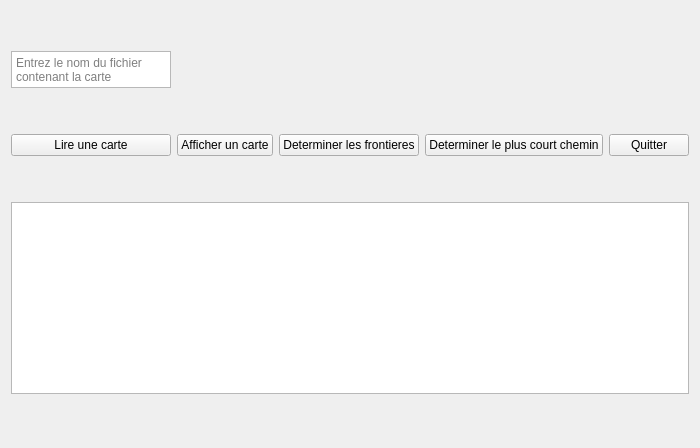
First picture: the form in TP_LOG2810_Qt/Exploration du monde.ui, repository CharlesTousignant/LOG2810TP, before the edit.
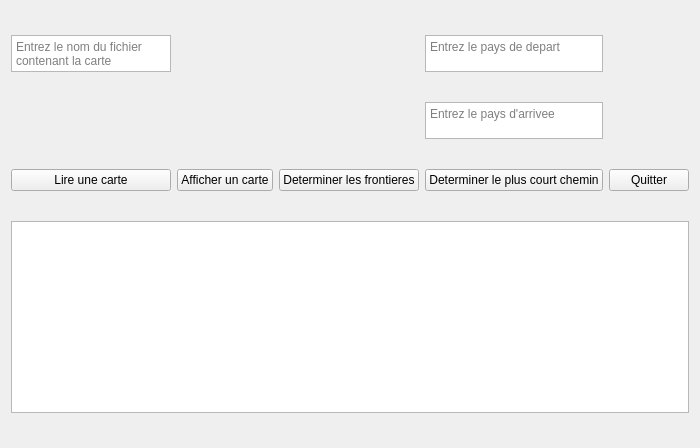
Second picture: the form after the edit.

```diff
--- a/TP_LOG2810_Qt/Exploration du monde.ui
+++ b/TP_LOG2810_Qt/Exploration du monde.ui
@@ -14,14 +14,47 @@
    <string>Form</string>
   </property>
   <layout class="QGridLayout" name="gridLayout">
-   <item row="2" column="3">
-    <widget class="QPushButton" name="DeterminerFrontieres">
+   <item row="3" column="5">
+    <widget class="QPushButton" name="Quitter">
      <property name="text">
-      <string>Determiner les frontieres</string>
+      <string>Quitter</string>
      </property>
     </widget>
    </item>
-   <item row="3" column="1" colspan="5">
+   <item row="3" column="2">
+    <widget class="QPushButton" name="AfficherCarte">
+     <property name="text">
+      <string>Afficher un carte</string>
+     </property>
+    </widget>
+   </item>
+   <item row="3" column="4">
+    <widget class="QPushButton" name="PlusCourtChemin">
+     <property name="text">
+      <string>Determiner le plus court chemin</string>
+     </property>
+    </widget>
+   </item>
+   <item row="1" column="1">
+    <widget class="QTextEdit" name="textEdit">
+     <property name="sizePolicy">
+      <sizepolicy hsizetype="Expanding" vsizetype="Preferred">
+       <horstretch>0</horstretch>
+       <verstretch>0</verstretch>
+      </sizepolicy>
+     </property>
+     <property name="maximumSize">
+      <size>
+       <width>16777215</width>
+       <height>37</height>
+      </size>
+     </property>
+     <property name="placeholderText">
+      <string>Entrez le nom du fichier contenant la carte</string>
+     </property>
+    </widget>
+   </item>
+   <item row="4" column="1" colspan="5">
     <widget class="QTextBrowser" name="textBrowser">
      <property name="sizePolicy">
       <sizepolicy hsizetype="Preferred" vsizetype="Maximum">
@@ -42,36 +75,41 @@
      </property>
     </widget>
    </item>
-   <item row="2" column="1">
+   <item row="1" column="4">
+    <widget class="QTextEdit" name="paysDepart">
+     <property name="sizePolicy">
+      <sizepolicy hsizetype="Expanding" vsizetype="Preferred">
+       <horstretch>0</horstretch>
+       <verstretch>0</verstretch>
+      </sizepolicy>
+     </property>
+     <property name="maximumSize">
+      <size>
+       <width>16777215</width>
+       <height>37</height>
+      </size>
+     </property>
+     <property name="placeholderText">
+      <string>Entrez le pays de depart</string>
+     </property>
+    </widget>
+   </item>
+   <item row="3" column="3">
+    <widget class="QPushButton" name="DeterminerFrontieres">
+     <property name="text">
+      <string>Determiner les frontieres</string>
+     </property>
+    </widget>
+   </item>
+   <item row="3" column="1">
     <widget class="QPushButton" name="LireCarte">
      <property name="text">
       <string>Lire une carte</string>
      </property>
     </widget>
    </item>
-   <item row="2" column="2">
-    <widget class="QPushButton" name="AfficherCarte">
-     <property name="text">
-      <string>Afficher un carte</string>
-     </property>
-    </widget>
-   </item>
    <item row="2" column="4">
-    <widget class="QPushButton" name="PlusCourtChemin">
-     <property name="text">
-      <string>Determiner le plus court chemin</string>
-     </property>
-    </widget>
-   </item>
-   <item row="2" column="5">
-    <widget class="QPushButton" name="Quitter">
-     <property name="text">
-      <string>Quitter</string>
-     </property>
-    </widget>
-   </item>
-   <item row="1" column="1">
-    <widget class="QTextEdit" name="textEdit">
+    <widget class="QTextEdit" name="paysArrivee">
      <property name="sizePolicy">
       <sizepolicy hsizetype="Expanding" vsizetype="Preferred">
        <horstretch>0</horstretch>
@@ -85,7 +123,7 @@
       </size>
      </property>
      <property name="placeholderText">
-      <string>Entrez le nom du fichier contenant la carte</string>
+      <string>Entrez le pays d'arrivee</string>
      </property>
     </widget>
    </item>
```
